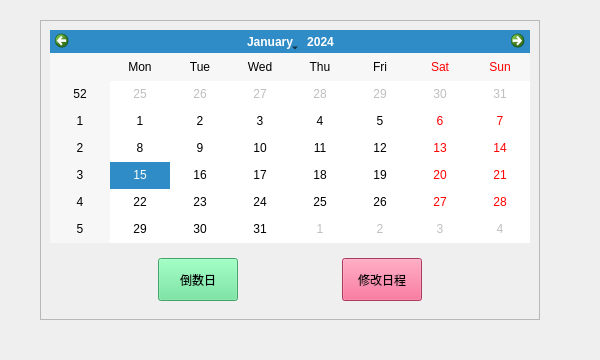
Before: the Qt Designer form realProgect/calendarmc.ui in Arthur381/QTproject, drawn with Qt 5.
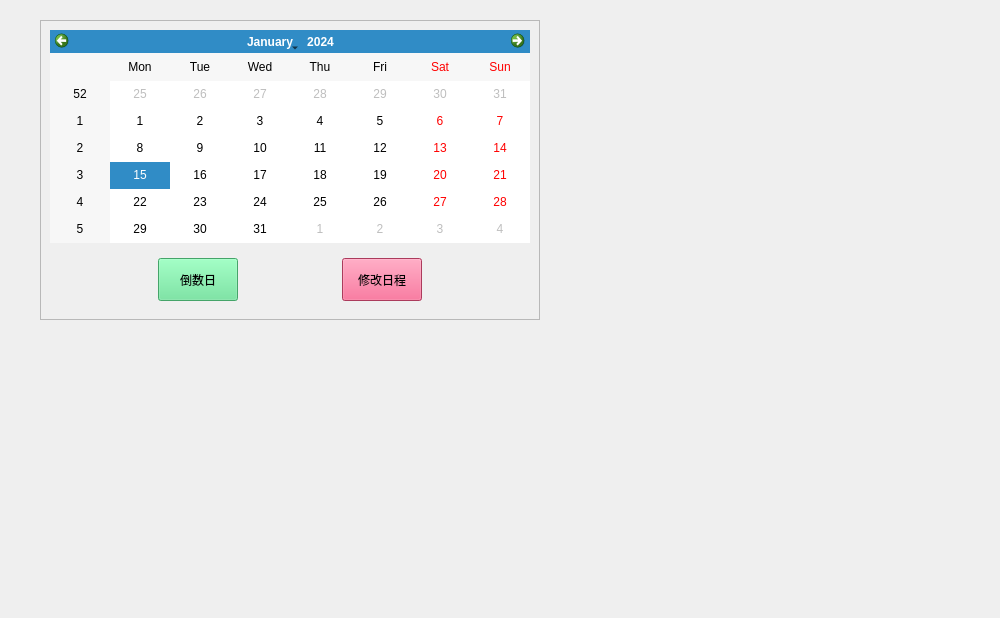
After: the same form once the commit is applied. Icons and pictures are not drawn.

The edit to the form file:
```diff
--- a/realProgect/calendarmc.ui
+++ b/realProgect/calendarmc.ui
@@ -6,20 +6,20 @@
    <rect>
     <x>0</x>
     <y>0</y>
-    <width>600</width>
-    <height>360</height>
+    <width>1000</width>
+    <height>618</height>
    </rect>
   </property>
   <property name="minimumSize">
    <size>
-    <width>600</width>
-    <height>360</height>
+    <width>1000</width>
+    <height>618</height>
    </size>
   </property>
   <property name="maximumSize">
    <size>
-    <width>600</width>
-    <height>360</height>
+    <width>1000</width>
+    <height>618</height>
    </size>
   </property>
   <property name="windowTitle">
```
Left out of the diff: 6 changed lines with no effect on the pictures.
